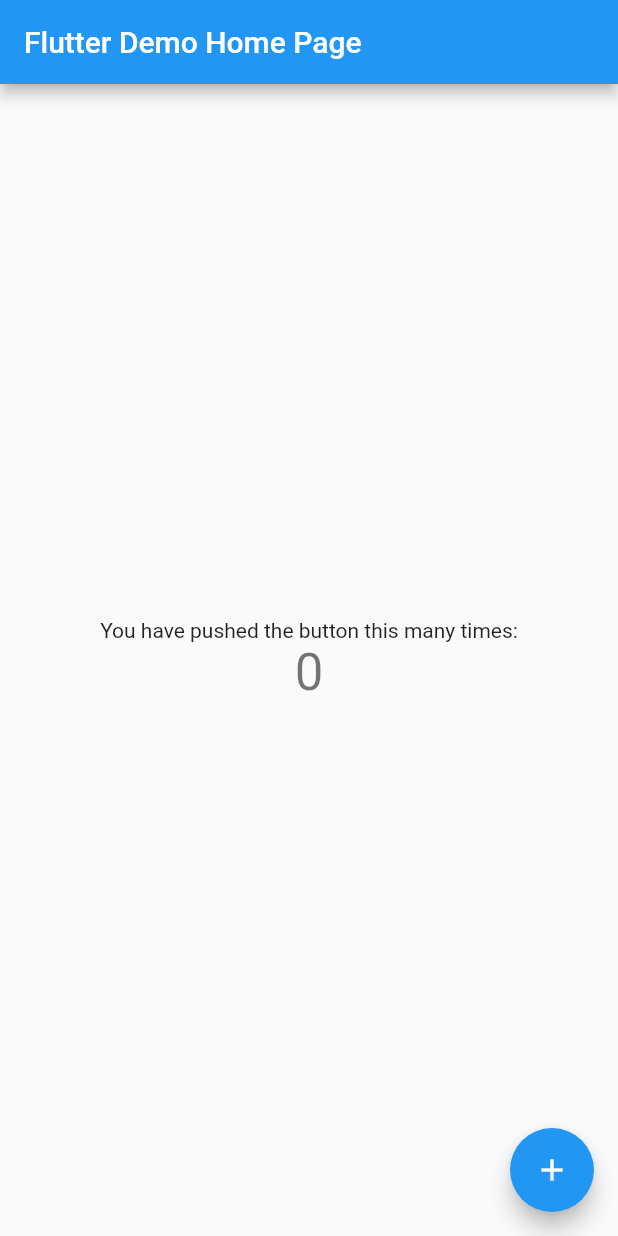
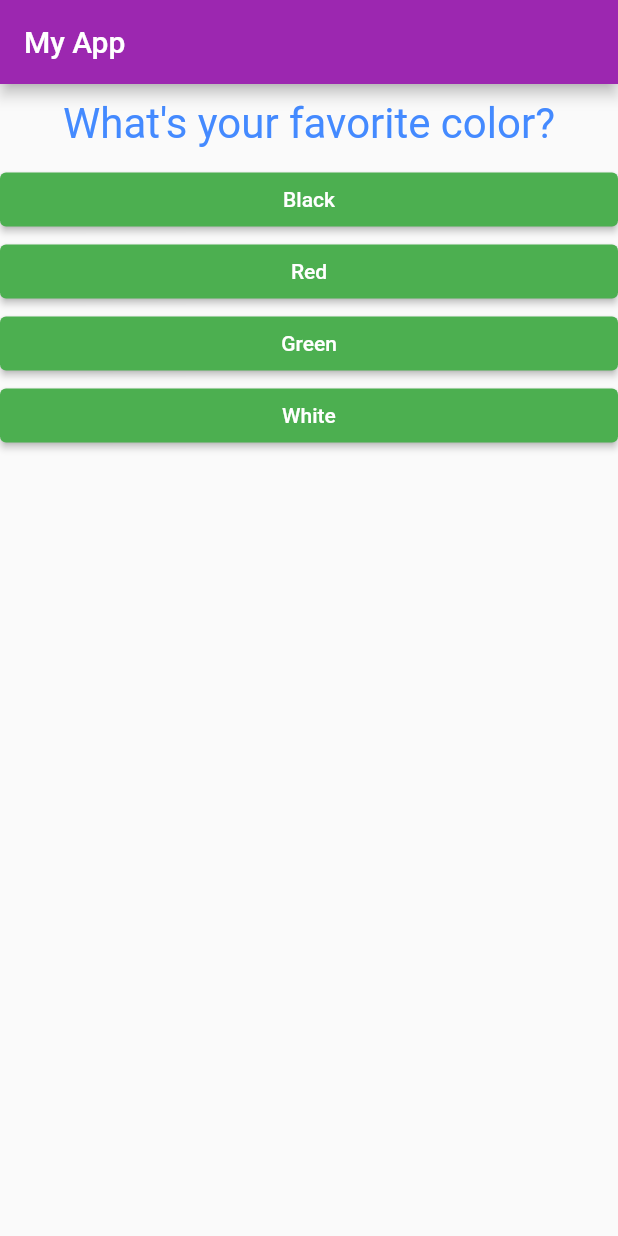
Before and after one commit to tjlandry/test_app, a Flutter app: the screen it shows after launch, on a phone screen of 412 x 824 dp. Run offline on Flutter 3.47's test engine with Material 2 defaults, Android fonts, the phone set to English and light mode, and no system bars.

Commit message:
quiz app

```diff
--- /dev/null
+++ b/lib/answer.dart
@@ -0,0 +1,20 @@
+import 'package:flutter/material.dart';
+
+class Answer extends StatelessWidget {
+  final VoidCallback selectHandler;
+  final String answerText;
+
+  Answer(this.selectHandler, this.answerText);
+
+  @override
+  Widget build(BuildContext context) {
+    return Container(
+      width: double.infinity,
+      child: ElevatedButton(
+        onPressed: selectHandler,
+        child: Text(answerText),
+        style: ElevatedButton.styleFrom(primary: Colors.green, onPrimary: Colors.white),
+      ),
+    );
+  }
+}
--- a/lib/main.dart
+++ b/lib/main.dart
@@ -1,113 +1,75 @@
 import 'package:flutter/material.dart';
 
-void main() {
-  runApp(MyApp());
+import './quiz.dart';
+import './result.dart';
+
+void main() => runApp(MyApp());
+
+class MyApp extends StatefulWidget {
+  @override
+  _MyAppState createState() => _MyAppState();
 }
 
-class MyApp extends StatelessWidget {
-  // This widget is the root of your application.
-  @override
-  Widget build(BuildContext context) {
-    return MaterialApp(
-      title: 'Flutter Demo',
-      theme: ThemeData(
-        // This is the theme of your application.
-        //
-        // Try running your application with "flutter run". You'll see the
-        // application has a blue toolbar. Then, without quitting the app, try
-        // changing the primarySwatch below to Colors.green and then invoke
-        // "hot reload" (press "r" in the console where you ran "flutter run",
-        // or simply save your changes to "hot reload" in a Flutter IDE).
-        // Notice that the counter didn't reset back to zero; the application
-        // is not restarted.
-        primarySwatch: Colors.blue,
-      ),
-      home: MyHomePage(title: 'Flutter Demo Home Page'),
-    );
+class _MyAppState extends State<MyApp> {
+  final _questions = const [
+    {
+      'questionText': 'What\'s your favorite color?',
+      'answers': [
+        {'text': 'Black', 'score': 10},
+        {'text': 'Red', 'score': 5},
+        {'text': 'Green', 'score': 3},
+        {'text': 'White', 'score': 1},
+      ],
+    },
+    {
+      'questionText': 'What\'s your favorite animal?',
+      'answers': [
+        {'text': 'Rabbit', 'score': 3},
+        {'text': 'Snake', 'score': 11},
+        {'text': 'Elephant', 'score': 5},
+        {'text': 'Lion', 'score': 9}
+      ],
+    },
+    {
+      'questionText': 'Who\'s your favorite instructor?',
+      'answers': [
+        {'text': 'Max', 'score': 1},
+        {'text': 'Max', 'score': 1},
+        {'text': 'Max', 'score': 1},
+        {'text': 'Max', 'score': 1}
+      ],
+    }
+  ];
+  var _questionIndex = 0;
+  var _totalScore = 0;
+
+  void _resetQuiz() {
+    setState(() {
+      _questionIndex = 0;
+      _totalScore = 0;
+    });
   }
-}
 
-class MyHomePage extends StatefulWidget {
-  MyHomePage({Key key, this.title}) : super(key: key);
-
-  // This widget is the home page of your application. It is stateful, meaning
-  // that it has a State object (defined below) that contains fields that affect
-  // how it looks.
-
-  // This class is the configuration for the state. It holds the values (in this
-  // case the title) provided by the parent (in this case the App widget) and
-  // used by the build method of the State. Fields in a Widget subclass are
-  // always marked "final".
-
-  final String title;
-
-  @override
-  _MyHomePageState createState() => _MyHomePageState();
-}
-
-class _MyHomePageState extends State<MyHomePage> {
-  int _counter = 0;
-
-  void _incrementCounter() {
-    setState(() {
-      // This call to setState tells the Flutter framework that something has
-      // changed in this State, which causes it to rerun the build method below
-      // so that the display can reflect the updated values. If we changed
-      // _counter without calling setState(), then the build method would not be
-      // called again, and so nothing would appear to happen.
-      _counter++;
-    });
+  void _answerQuestion(int score) {
+    _totalScore += score;
+    setState(() => _questionIndex += 1);
   }
 
   @override
   Widget build(BuildContext context) {
-    // This method is rerun every time setState is called, for instance as done
-    // by the _incrementCounter method above.
-    //
-    // The Flutter framework has been optimized to make rerunning build methods
-    // fast, so that you can just rebuild anything that needs updating rather
-    // than having to individually change instances of widgets.
-    return Scaffold(
-      appBar: AppBar(
-        // Here we take the value from the MyHomePage object that was created by
-        // the App.build method, and use it to set our appbar title.
-        title: Text(widget.title),
+    return MaterialApp(
+      home: Scaffold(
+        appBar: AppBar(
+          title: Text('My App'),
+          backgroundColor: Colors.purple,
+        ),
+        body: _questionIndex < _questions.length
+            ? Quiz(
+                answerQuestion: _answerQuestion,
+                questions: _questions,
+                questionIndex: _questionIndex)
+            : Result(_totalScore, _resetQuiz),
       ),
-      body: Center(
-        // Center is a layout widget. It takes a single child and positions it
-        // in the middle of the parent.
-        child: Column(
-          // Column is also a layout widget. It takes a list of children and
-          // arranges them vertically. By default, it sizes itself to fit its
-          // children horizontally, and tries to be as tall as its parent.
-          //
-          // Invoke "debug painting" (press "p" in the console, choose the
-          // "Toggle Debug Paint" action from the Flutter Inspector in Android
-          // Studio, or the "Toggle Debug Paint" command in Visual Studio Code)
-          // to see the wireframe for each widget.
-          //
-          // Column has various properties to control how it sizes itself and
-          // how it positions its children. Here we use mainAxisAlignment to
-          // center the children vertically; the main axis here is the vertical
-          // axis because Columns are vertical (the cross axis would be
-          // horizontal).
-          mainAxisAlignment: MainAxisAlignment.center,
-          children: <Widget>[
-            Text(
-              'You have pushed the button this many times:',
-            ),
-            Text(
-              '$_counter',
-              style: Theme.of(context).textTheme.headline4,
-            ),
-          ],
-        ),
-      ),
-      floatingActionButton: FloatingActionButton(
-        onPressed: _incrementCounter,
-        tooltip: 'Increment',
-        child: Icon(Icons.add),
-      ), // This trailing comma makes auto-formatting nicer for build methods.
     );
   }
 }
--- /dev/null
+++ b/lib/question.dart
@@ -0,0 +1,20 @@
+import 'package:flutter/material.dart';
+
+class Question extends StatelessWidget {
+  final String questionText;
+
+  Question(this.questionText);
+
+  @override
+  Widget build(BuildContext context) {
+    return Container(
+      child: Text(
+        questionText,
+        style: TextStyle(fontSize: 28, color: Colors.blueAccent),
+        textAlign: TextAlign.center,
+      ),
+      width: double.infinity,
+      margin: EdgeInsets.all(10),
+    );
+  }
+}
--- /dev/null
+++ b/lib/quiz.dart
@@ -0,0 +1,27 @@
+import 'package:flutter/material.dart';
+
+import './question.dart';
+import './answer.dart';
+
+class Quiz extends StatelessWidget {
+  final List<Map<String, Object>> questions;
+  final int questionIndex;
+  final Function answerQuestion;
+
+  Quiz(
+      {@required this.questions,
+      @required this.answerQuestion,
+      @required this.questionIndex});
+
+  @override
+  Widget build(BuildContext context) {
+    return Column(
+      children: [
+        Question(questions[questionIndex]['questionText']),
+        ...(questions[questionIndex]['answers'] as List<Map<String, Object>>)
+            .map((answer) => Answer(() => answerQuestion(answer['score']), answer['text']))
+            .toList()
+      ],
+    );
+  }
+}
--- /dev/null
+++ b/lib/result.dart
@@ -0,0 +1,38 @@
+import 'package:flutter/material.dart';
+
+class Result extends StatelessWidget {
+  final int resultScore;
+  final Function resetQuiz;
+
+  Result(this.resultScore, this.resetQuiz);
+
+  String get resultPhrase {
+    String resultText = 'You did it!';
+    if (resultScore <= 8){
+      resultText = 'You are awesome and innocent!';
+    } else if (resultScore <= 12){
+      resultText = 'Pretty likeable!';
+    } else if (resultScore <= 16){
+      resultText = 'You are .... strange.';
+    } else {
+      resultText = 'You are bad.';
+    }
+    return resultText;
+  }
+
+  @override
+  Widget build(BuildContext context) {
+    return Center(
+      child: Column(
+        children: [
+          Text(
+            resultPhrase,
+            style: TextStyle(fontSize: 36, fontWeight: FontWeight.bold),
+            textAlign: TextAlign.center,
+          ),
+          TextButton(onPressed: resetQuiz, child: Text('Restart Quiz'))
+        ],
+      ),
+    );
+  }
+}
```
